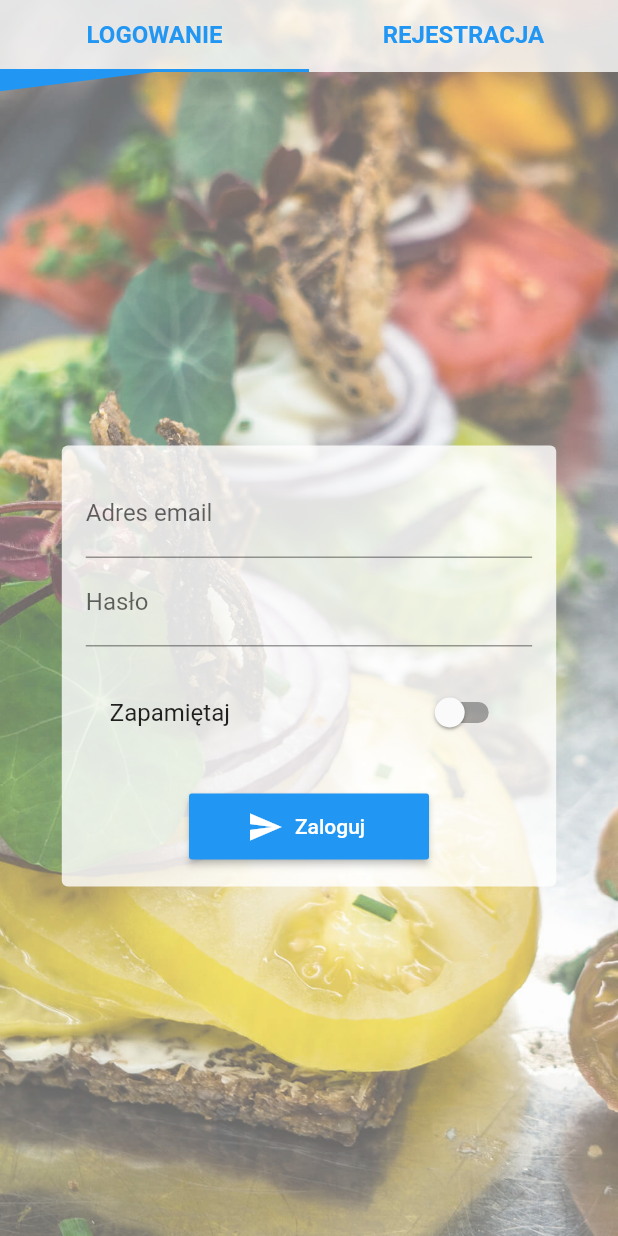
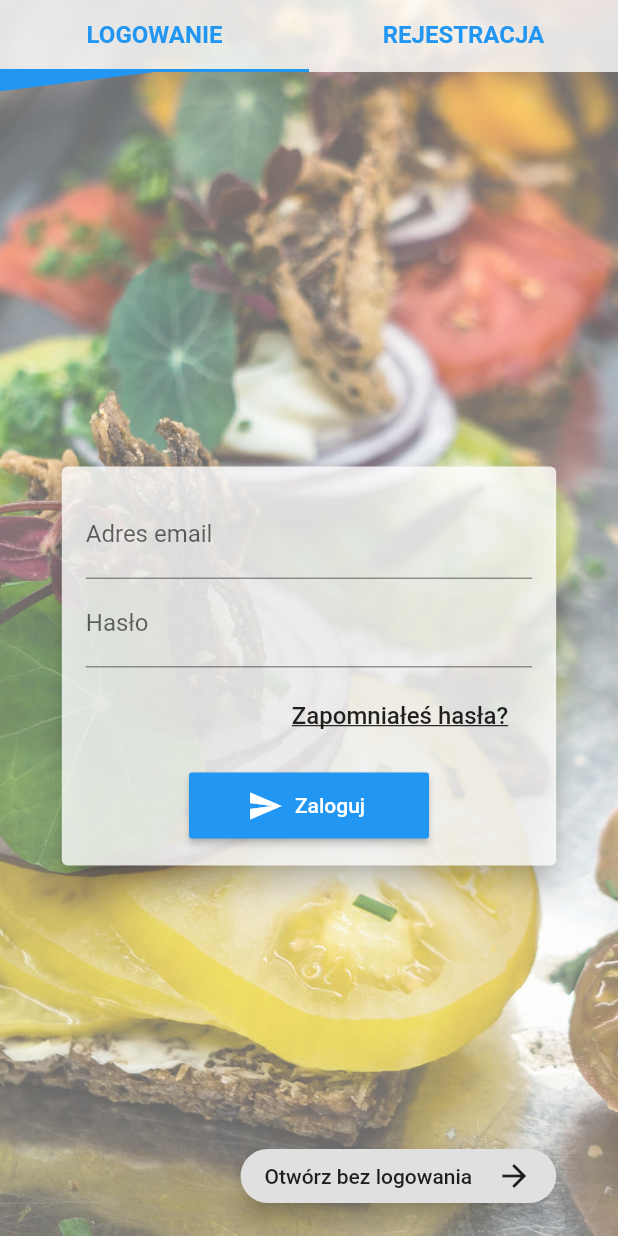
Before and after one commit to itmesh/my-dinner, a Flutter app: the screen it shows after launch, on a phone screen of 412 x 824 dp. Run offline on Flutter 3.47's test engine with Material 2 defaults, Android fonts, the phone set to English and light mode, and no system bars; our stand-ins replace equatable, flutter_bloc, flutter_mobx, flutter_rating_bar, flutter_svg, freezed_annotation and 6 more; missing offline and left inert: either_option, keyboard_visibility, mockito; generated files the repository leaves out were written again.

Commit message:
add forgot password

```diff
--- a/lib/features/address/presentation/mobx/address_store.dart
+++ b/lib/features/address/presentation/mobx/address_store.dart
@@ -39,7 +39,10 @@ abstract class _AddressStore with Store {
     );
   }
 
-  void _updateAddressInList(int index, Address address) {}
+  void _updateAddressInList(int index, Address address) {
+    addresses.removeAt(index);
+    addresses.insert(index, address);
+  }
 
   @action
   Future<void> add(Address address) async {
--- /dev/null
+++ b/lib/features/login/data/repositories/auth_repository.dart
@@ -0,0 +1,3 @@
+class AuthRepositoryImp {
+
+}
--- /dev/null
+++ b/lib/features/login/domain/repositories/auth_repository.dart
@@ -0,0 +1,3 @@
+class AuthRepository {
+
+}
--- a/lib/features/login/login_page.dart
+++ b/lib/features/login/presentation/pages/login_page.dart
@@ -2,14 +2,43 @@ import 'dart:ui';
 
 import 'package:flutter/material.dart';
 import 'package:flutter/widgets.dart';
-import 'package:my_dinner/features/login/widgets/login_form.dart';
-import 'package:my_dinner/features/login/widgets/registration_form.dart';
+import 'package:keyboard_visibility/keyboard_visibility.dart';
+import 'package:my_dinner/features/login/presentation/widgets/login_form.dart';
+import 'package:my_dinner/features/login/presentation/widgets/registration_form.dart';
+import 'package:my_dinner/features/my_diet/presentation/pages/my_diet_page.dart';
 
-class LoginPage extends StatelessWidget {
+class LoginPage extends StatefulWidget {
   static ModalRoute<dynamic> get route {
     return MaterialPageRoute(
       builder: (_) => LoginPage(),
     );
+  }
+
+  @override
+  _LoginPageState createState() => _LoginPageState();
+}
+
+class _LoginPageState extends State<LoginPage> {
+  bool inputData = false;
+  KeyboardVisibilityNotification keyboardVisibilityNotification;
+
+  @override
+  void initState() {
+    super.initState();
+    keyboardVisibilityNotification = KeyboardVisibilityNotification();
+    keyboardVisibilityNotification.addNewListener(
+      onChange: (bool visible) {
+        setState(() {
+          inputData = visible;
+        });
+      },
+    );
+  }
+
+  @override
+  void dispose() {
+    keyboardVisibilityNotification.dispose();
+    super.dispose();
   }
 
   @override
@@ -77,9 +106,14 @@ class LoginPage extends StatelessWidget {
                                   ),
                                 ),
                               ),
-                              Padding(
-                                padding: const EdgeInsets.only(top: 16.0),
-                                child: Center(
+                              Center(
+                                child: Padding(
+                                  padding: const EdgeInsets.only(
+                                    top: 16.0,
+                                  ),
+                                  child: Material(
+                                    color: Colors.transparent,
+                                    elevation: 8.0,
                                     child: Container(
                                       decoration: BoxDecoration(
                                         borderRadius: BorderRadius.all(
@@ -88,8 +122,8 @@ class LoginPage extends StatelessWidget {
                                             .cardColor
                                             .withOpacity(0.8),
                                       ),
-                                    width:
-                                        MediaQuery.of(context).size.width * 0.8,
+                                      width: MediaQuery.of(context).size.width *
+                                          0.8,
                                       child: SingleChildScrollView(
                                         child: Padding(
                                           padding: const EdgeInsets.all(16.0),
@@ -99,6 +133,32 @@ class LoginPage extends StatelessWidget {
                                     ),
                                   ),
                                 ),
+                              ),
+                              if (!inputData)
+                                Positioned(
+                                  bottom: 16.0,
+                                  right:
+                                      MediaQuery.of(context).size.width * 0.1,
+                                  child: RaisedButton(
+                                    onPressed: () {
+                                      Navigator.of(context)
+                                          .pushReplacement(MyDietPage.route);
+                                    },
+                                    child: Row(
+                                      children: <Widget>[
+                                        Text('Otwórz bez logowania'),
+                                        SizedBox(
+                                          width: 16.0,
+                                        ),
+                                        Icon(Icons.arrow_forward)
+                                      ],
+                                    ),
+                                    elevation: 8.0,
+                                    shape: RoundedRectangleBorder(
+                                      borderRadius: BorderRadius.circular(18.0),
+                                    ),
+                                  ),
+                                )
                             ],
                           ),
                           Stack(
--- a/lib/features/login/widgets/login_form.dart
+++ b/lib/features/login/presentation/widgets/login_form.dart
@@ -37,19 +37,23 @@ class _LoginFormState extends State<LoginForm> {
             },
           ),
           SizedBox(
-            height: 16.0,
+            height: 8.0,
           ),
-          SwitchListTile(
-            title: Text('Zapamiętaj'),
-            value: _rememberUser,
-            onChanged: (value) {
-              setState(() {
-                _rememberUser = value;
-              });
-            },
+          Align(
+            alignment: Alignment.centerRight,
+            child: FlatButton(
+              onPressed: () {},
+              child: Text(
+                'Zapomniałeś hasła?',
+                style: TextStyle(
+                  fontSize: 16.0,
+                  decoration: TextDecoration.underline,
+                ),
+              ),
+            ),
           ),
           SizedBox(
-            height: 24.0,
+            height: 12.0,
           ),
           ButtonTheme(
             minWidth: 160.0,
@@ -58,7 +62,7 @@ class _LoginFormState extends State<LoginForm> {
               textColor: Colors.white,
               color: Theme.of(context).primaryColor,
               onPressed: () {
-                Navigator.of(context).pushReplacement(MyDietPage.route);
+                _formKey.currentState.validate();
               },
               icon: Icon(Icons.send),
               label: Text('Zaloguj'),
--- a/lib/main-demo.dart
+++ b/lib/main-demo.dart
@@ -1,9 +1,9 @@
 import 'package:flutter/material.dart';
 import 'package:flutter/services.dart';
 import 'package:flutter_localizations/flutter_localizations.dart';
-import 'package:intl/date_symbol_data_local.dart';
+
 import 'package:my_dinner/core/services/injection.dart';
-import 'package:my_dinner/features/login/login_page.dart';
+import 'package:my_dinner/features/login/presentation/pages/login_page.dart';
 import 'package:my_dinner/generated/l10n.dart';
 
 void main() {
--- a/lib/widgets/navigation_drawer.dart
+++ b/lib/widgets/navigation_drawer.dart
@@ -3,7 +3,7 @@ import 'package:flutter_svg/flutter_svg.dart';
 import 'package:my_dinner/features/address/presentation/pages/address_list_page.dart';
 import 'package:my_dinner/features/history_meals/history_meals_page.dart';
 import 'package:my_dinner/features/history_orders/presentation/pages/orders_page.dart';
-import 'package:my_dinner/features/login/login_page.dart';
+import 'package:my_dinner/features/login/presentation/pages/login_page.dart';
 import 'package:my_dinner/features/my_diet/presentation/pages/my_diet_page.dart';
 import 'package:my_dinner/features/profile/presentation/pages/profile_page.dart';
 
--- a/pubspec.yaml
+++ b/pubspec.yaml
@@ -45,6 +45,7 @@ dependencies:
   flutter_mobx: ^1.0.0
   sticky_headers: ^0.1.8+1
   flutter_redux: ^0.6.0
+  keyboard_visibility: ^0.5.6
 
 
   # The following adds the Cupertino Icons font to your application.
```
Also changed, not shown: lib/features/address/presentation/widgets/address_card.dart (+7 -2 lines), lib/features/login/data/datasources/auth_api.dart (added, +7 -0 lines), lib/features/new_order/presentation/pages/new_order_page.dart (+7 -8 lines), lib/features/pick_diet/presentation/widgets/company_card.dart (+30 -7 lines), lib/features/pick_diet/presentation/widgets/diet_offer_card.dart (+24 -3 lines), lib/features/login/domain/usecases/login.dart (added), lib/features/login/domain/usecases/registrate.dart (added), lib/features/login/presentation/widgets/registration_form.dart (renamed from lib/features/login/widgets/registration_form.dart), pubspec.lock, 1 other file. Lines whose indentation alone changed are shown as unchanged.
